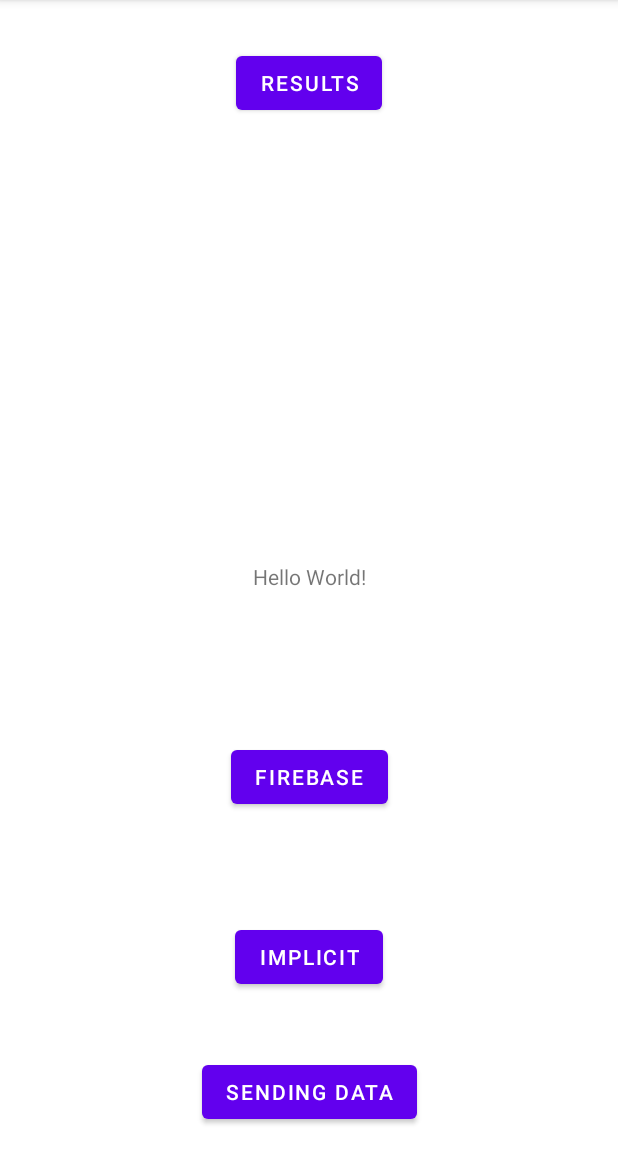
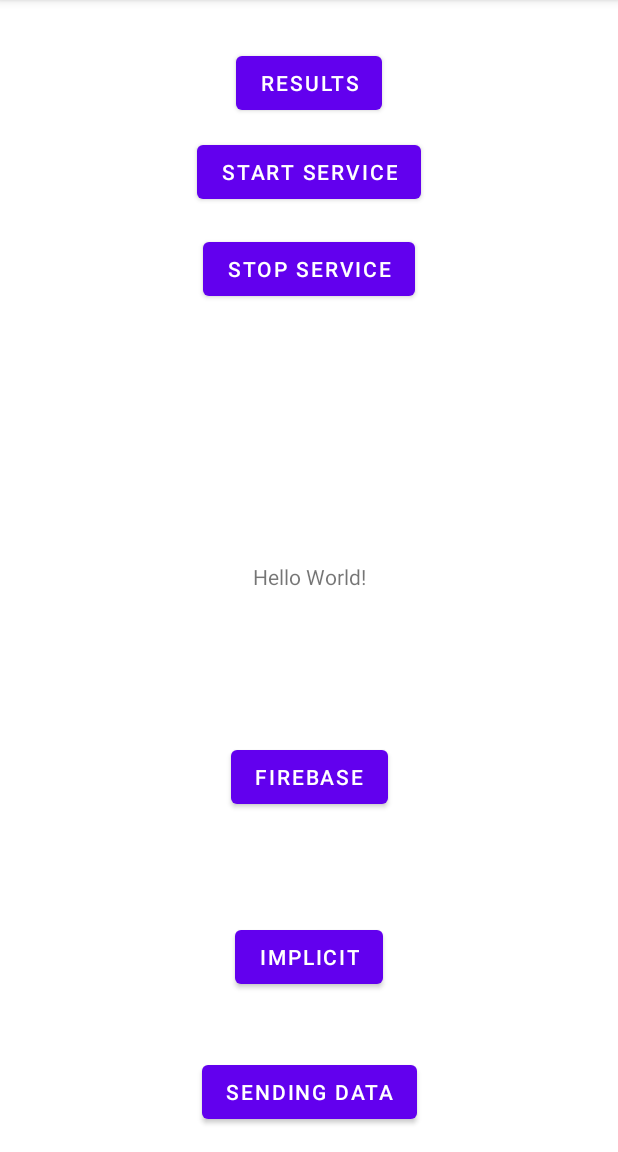
Before and after one commit to zaccaffey/ActivitiesAndIntents, an Android app: the screen it shows after launch (MainActivity), on a phone screen of 412 x 824 dp, the part 84-1236 px from its top. Run offline under Robolectric (Android 15) with nearby library versions, the phone set to English and light mode, and no system bars.

Commit message:
Added services

```diff
--- a/app/src/main/res/layout/activity_main.xml
+++ b/app/src/main/res/layout/activity_main.xml
@@ -54,10 +54,33 @@
         android:layout_width="wrap_content"
         android:layout_height="wrap_content"
         android:layout_marginTop="31dp"
+        android:onClick="onResults"
         android:text="Results"
-        android:onClick="onResults"
         app:layout_constraintEnd_toEndOf="parent"
         app:layout_constraintStart_toStartOf="parent"
         app:layout_constraintTop_toTopOf="parent" />
 
+    <Button
+        android:id="@+id/btnStartService"
+        android:layout_width="wrap_content"
+        android:layout_height="wrap_content"
+        android:layout_marginTop="11dp"
+        android:text="@string/start_service"
+        app:layout_constraintEnd_toEndOf="parent"
+        android:onClick="serviceHandler"
+        app:layout_constraintStart_toStartOf="parent"
+        app:layout_constraintTop_toBottomOf="@+id/btnResults" />
+
+    <Button
+        android:id="@+id/btnStopService"
+        android:layout_width="wrap_content"
+        android:layout_height="wrap_content"
+        android:layout_marginTop="76dp"
+        android:text="@string/stop_service"
+        android:onClick="serviceHandler"
+        app:layout_constraintEnd_toEndOf="parent"
+        app:layout_constraintHorizontal_bias="0.501"
+        app:layout_constraintStart_toStartOf="parent"
+        app:layout_constraintTop_toBottomOf="@+id/btnResults" />
+
 </androidx.constraintlayout.widget.ConstraintLayout>
--- a/app/src/main/res/values/strings.xml
+++ b/app/src/main/res/values/strings.xml
@@ -1,3 +1,5 @@
 <resources>
     <string name="app_name">ActivitiesAndIntents</string>
+    <string name="start_service">Start Service</string>
+    <string name="stop_service">Stop Service</string>
 </resources>
```
Also changed, not shown: app/build.gradle (+5 -2 lines), app/src/main/AndroidManifest.xml (+11 -2 lines), app/src/main/java/com/example/activitiesandintents/FcmActivity.kt (added, +35 -0 lines), app/src/main/java/com/example/activitiesandintents/MainActivity.java (+26 -8 lines), app/src/main/java/com/example/activitiesandintents/MyService.java (added, +35 -0 lines), app/src/main/res/layout/activity_fcm.xml (added, +19 -0 lines), build.gradle (+15 -0 lines).
